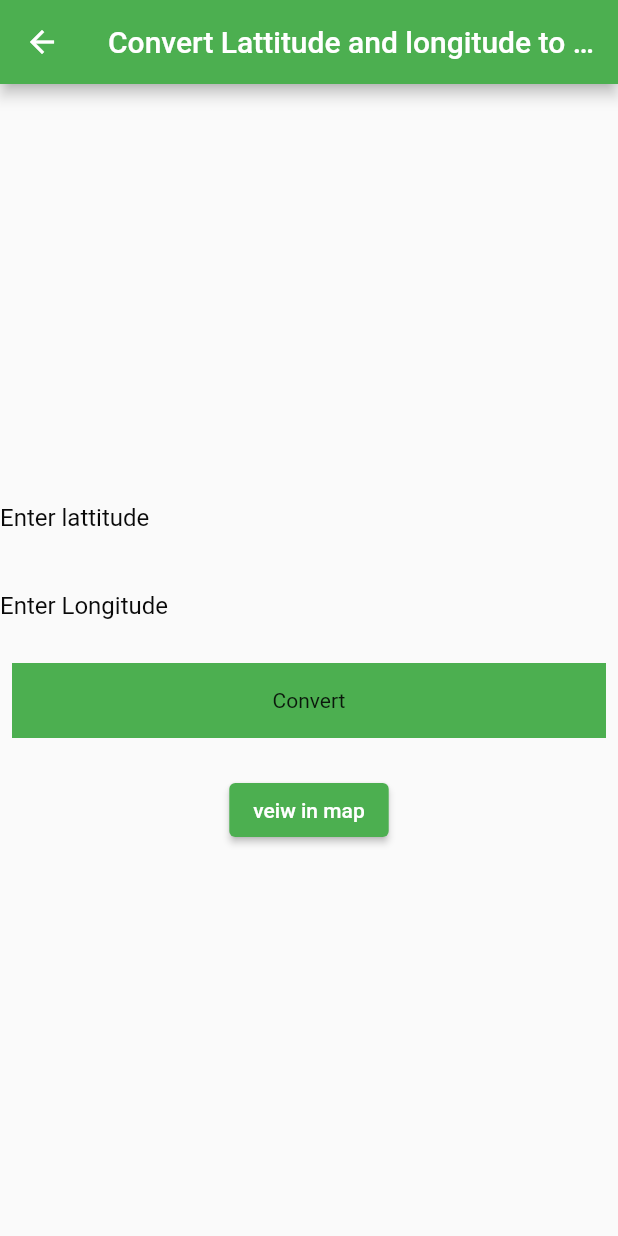
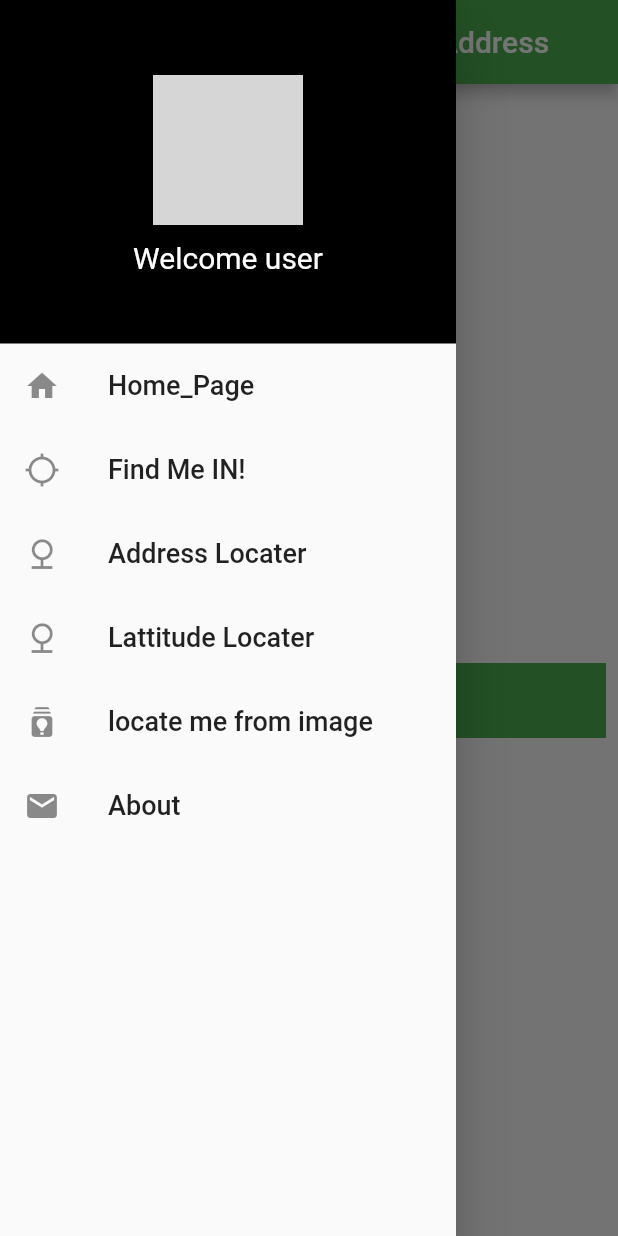
Before and after one commit to gokul153/Work-signin, a Flutter app: the FindAdress screen opened directly, with the side drawer open (before the commit the screen has no drawer), on a phone screen of 412 x 824 dp. Run offline on Flutter 3.47's test engine with Material 2 defaults, Android fonts, the phone set to English and light mode, and no system bars; our stand-ins replace firebase_auth, firebase_core, flutter_progress_hud, geolocator, get, google_fonts and 2 more; missing offline and left inert: flutter_geocoder; accounts and stored records are empty; grey boxes are pictures that could not be loaded.

```diff
--- a/lib/authcontroller.dart
+++ b/lib/authcontroller.dart
@@ -5,6 +5,7 @@
 import 'package:flutter/material.dart';
 import 'package:get/get.dart';
 import 'package:firebase_auth/firebase_auth.dart';
+import 'package:project/orginalsplash.dart';
 import 'package:project/pages/login_page.dart';
 import 'package:project/pages/welcomepage.dart';
 
@@ -30,7 +31,7 @@ class Authcontroller extends GetxController {
   _intialScreen(User? user) {
     if (user == null) {
       print("login page");
-      Get.offAll(() => login());
+      Get.offAll(() => FirstScreen());
     } else {
       print("get user to welcome page");
       user_add = 1;
--- a/lib/pages/Address.dart
+++ b/lib/pages/Address.dart
@@ -4,27 +4,33 @@ import 'package:flutter/src/widgets/placeholder.dart';
 import 'package:flutter_geocoder/geocoder.dart';
 import 'package:flutter_geocoder/model.dart';
 import 'package:get/get.dart';
+import 'package:project/pages/meandrawer.dart';
+import 'package:project/pages/showinmap.dart';
+
 String stAdrees = "";
 
 class FindAdress extends StatefulWidget {
-  const FindAdress({super.key});
+   FindAdress({super.key});
 
   @override
   State<FindAdress> createState() => _FindAdressState();
 }
 
 class _FindAdressState extends State<FindAdress> {
+  double lat = 0.0;
+  double long = 0.0;
   final _latController = TextEditingController();
-
+  String aemail = "";
   final _logController = TextEditingController();
   @override
   Widget build(BuildContext context) {
     return SafeArea(
       child: Scaffold(
         appBar: AppBar(
-          title: Text("Convert Lattitude and longitude to address"),
+          title: Text("Convert Latt and long to Address"),
           centerTitle: true,
         ),
+        drawer: MeanDrawer(wemail: aemail),
         body: Column(
           mainAxisAlignment: MainAxisAlignment.center,
           crossAxisAlignment: CrossAxisAlignment.center,
@@ -72,16 +78,26 @@ class _FindAdressState extends State<FindAdress> {
             GestureDetector(
               onTap: () async {
                 final query = "1600 Amphiteatre Parkway, Mountain View";
-var addresses = await Geocoder.local.findAddressesFromQuery(query);
+                var addresses =
+                    await Geocoder.local.findAddressesFromQuery(query);
                 var second = addresses.first;
                 print("${second.featureName} : ${second.coordinates}");
+
                 final coordinates = new Coordinates(
                     double.parse(_latController.text),
                     double.parse(_logController.text));
-                if (coordinates == null) {
+                setState(() {
+                  lat = double.parse(_latController.text);
+                  long = double.parse(_logController.text);
+                });
+                print("the given lattitude and logitude is: $lat,$long");
+                if (coordinates == null ||
+                    _latController.text == null ||
+                    _logController.text == null) {
                   print("enter proper cordinates");
                   Get.snackbar("About Cordinate", "Not valid",
-            snackPosition: SnackPosition.BOTTOM, titleText: Text("failed!"));
+                      snackPosition: SnackPosition.BOTTOM,
+                      titleText: Text("failed!"));
                 } else {
                   var address = await Geocoder.local
                       .findAddressesFromCoordinates(coordinates);
@@ -109,7 +125,15 @@ print("${second.featureName} : ${second.coordinates}");
               ),
             ),
             Text(stAdrees),
-            ElevatedButton(onPressed: (){}, child: Text("veiw in map"),
+            ElevatedButton(
+              onPressed: () {
+                Navigator.push(
+                    context,
+                    MaterialPageRoute(
+                      builder: (context) => show_inmap(slat:lat,slong:long),
+                    ));
+              },
+              child: Text("veiw in map"),
             )
           ],
         ),
--- a/lib/pages/meandrawer.dart
+++ b/lib/pages/meandrawer.dart
@@ -1,4 +1,3 @@
-
 import 'package:flutter/material.dart';
 import 'package:project/pages/Address.dart';
 import 'package:project/pages/home_screen.dart';
@@ -6,9 +5,15 @@ import 'package:project/pages/welcomepage.dart';
 
 //import './detail_screen.dart';
 //import './home_screen.dart';
-class MeanDrawer extends StatelessWidget {
-  const MeanDrawer({super.key});
+class MeanDrawer extends StatefulWidget {
+  String wemail;
+   MeanDrawer({super.key, required this.wemail});
 
+  @override
+  State<MeanDrawer> createState() => _MeanDrawerState();
+}
+
+class _MeanDrawerState extends State<MeanDrawer> {
   @override
   Widget build(BuildContext context) {
     return Drawer(
@@ -67,12 +72,13 @@ class MeanDrawer extends StatelessWidget {
               Navigator.push(
                   context,
                   MaterialPageRoute(
-                    builder: (context) => home_page(),
+                    builder: (context) => home_page(hemail: widget.wemail,),
                   ));
+
             },
           ),
           ListTile(
-            leading: Icon(Icons.settings),
+            leading: Icon(Icons.location_searching),
             title: Text(
               'Find Me IN!',
               style: TextStyle(
@@ -80,11 +86,11 @@ class MeanDrawer extends StatelessWidget {
               ),
             ),
             onTap: () {
-            /*  Navigator.push(
+                Navigator.push(
                   context,
                   MaterialPageRoute(
-                    builder: (context) => FPage(),
-                  ));*/
+                    builder: (context) => welcome(remail: widget.wemail),
+                  ));
             },
           ),
           ListTile(
@@ -95,14 +101,28 @@ class MeanDrawer extends StatelessWidget {
                 fontSize: 18,
               ),
             ),
-            onTap:(){
+            onTap: () {
               Navigator.push(
                   context,
                   MaterialPageRoute(
                     builder: (context) => FindAdress(),
                   ));
-
-
+            },
+          ),
+          ListTile(
+            leading: Icon(Icons.nature_outlined),
+            title: Text(
+              'Lattitude Locater',
+              style: TextStyle(
+                fontSize: 18,
+              ),
+            ),
+            onTap: () {
+              Navigator.push(
+                  context,
+                  MaterialPageRoute(
+                    builder: (context) => FindAdress(),
+                  ));
             },
           ),
           ListTile(
@@ -128,7 +148,7 @@ class MeanDrawer extends StatelessWidget {
                 fontSize: 18,
               ),
             ),
-            onTap: (){
+            onTap: () {
               /*  Navigator.push(
                     context,
                     MaterialPageRoute(
@@ -136,7 +156,6 @@ class MeanDrawer extends StatelessWidget {
                     ));*/
             },
           ),
-
         ],
       ),
     );
--- a/pubspec.yaml
+++ b/pubspec.yaml
@@ -75,6 +75,10 @@ flutter:
   assets:
       - D:\PROJECT\check\project\assets\images\Settyl-logo-dark.jpg
       - D:\PROJECT\check\project\assets\images\login.jpg
+      - D:\PROJECT\check\project\assets\images\car_animate.png
+      - D:\PROJECT\check\project\assets\images\car.png
+      - D:\PROJECT\check\project\assets\images\store.png
+      - D:\PROJECT\check\project\assets\images\school.png
   #   - images/a_dot_burr.jpeg
   #   - images/a_dot_ham.jpeg
 
```
Also changed, not shown: lib/pages/home_screen.dart (+94 -3 lines), lib/pages/showinmap.dart (added, +128 -0 lines), lib/pages/welcomepage.dart (+46 -6 lines), assets/images/car.png (added), assets/images/car_animate.png (added), assets/images/school.png (added), assets/images/store.png (added). Lines whose indentation alone changed are shown as unchanged.
